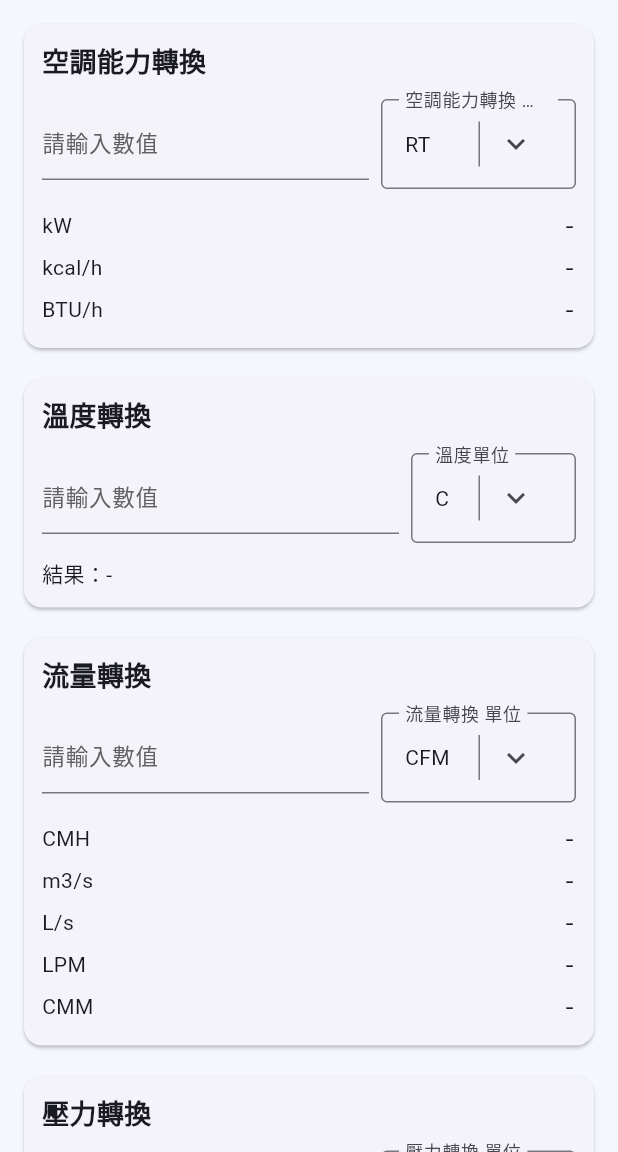
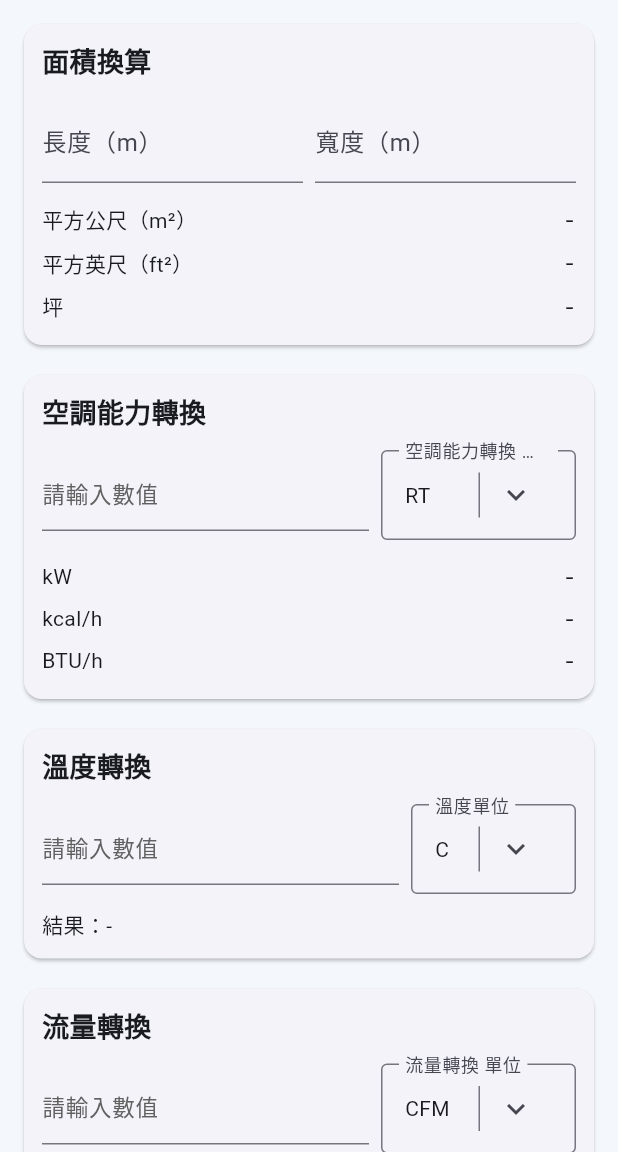
Before and after one commit to wuwu0102/hvac-unit-converter, a Flutter app: the screen it shows after launch, on a phone screen of 412 x 824 dp, the part 84-1236 px from its top. Run offline on Flutter 3.47's test engine with Material 3 defaults, Android fonts, the phone set to English and light mode, and no system bars.

Commit message:
Add area conversion card at top of homepage

```diff
--- a/lib/main.dart
+++ b/lib/main.dart
@@ -39,6 +39,9 @@ class _ConverterHomePageState extends State<ConverterHomePage> {
 
   final _tempController = TextEditingController();
   String _tempUnit = 'C';
+
+  final _areaLengthController = TextEditingController();
+  final _areaWidthController = TextEditingController();
 
   final _coolingCapacityController = TextEditingController();
   String _coolingCapacityUnit = 'RT';
@@ -154,6 +157,8 @@ class _ConverterHomePageState extends State<ConverterHomePage> {
     super.initState();
     for (final controller in [
       _tempController,
+      _areaLengthController,
+      _areaWidthController,
       _coolingCapacityController,
       _airflowController,
       _pressureController,
@@ -181,6 +186,8 @@ class _ConverterHomePageState extends State<ConverterHomePage> {
   void dispose() {
     for (final controller in [
       _tempController,
+      _areaLengthController,
+      _areaWidthController,
       _coolingCapacityController,
       _airflowController,
       _pressureController,
@@ -224,6 +231,11 @@ class _ConverterHomePageState extends State<ConverterHomePage> {
   String _formatNumber(double? value) {
     if (value == null || !value.isFinite) return '-';
     return value.toStringAsFixed(4);
+  }
+
+  String _formatNumber2(double? value) {
+    if (value == null || !value.isFinite) return '-';
+    return value.toStringAsFixed(2);
   }
 
   double _pipeAreaM2(PipeSize pipe) {
@@ -393,6 +405,35 @@ class _ConverterHomePageState extends State<ConverterHomePage> {
           ),
           const SizedBox(height: 10),
           Align(alignment: Alignment.centerLeft, child: Text('結果：$result')),
+        ],
+      ),
+    );
+  }
+
+  Widget _areaConverterCard() {
+    final lengthM = _parseAny(_areaLengthController.text);
+    final widthM = _parseAny(_areaWidthController.text);
+    final areaM2 = (lengthM == null || widthM == null) ? null : lengthM * widthM;
+    final areaFt2 = areaM2 == null ? null : areaM2 * 10.7639;
+    final areaPing = areaM2 == null ? null : areaM2 / 3.305785;
+
+    return _converterCard(
+      title: '面積換算',
+      child: Column(
+        children: [
+          Row(
+            children: [
+              Expanded(child: _numericField(_areaLengthController, label: '長度（m）', hint: '請輸入長度')),
+              const SizedBox(width: 8),
+              Expanded(child: _numericField(_areaWidthController, label: '寬度（m）', hint: '請輸入寬度')),
+            ],
+          ),
+          const SizedBox(height: 10),
+          _resultRows({
+            '平方公尺（m²）': _formatNumber2(areaM2),
+            '平方英尺（ft²）': _formatNumber2(areaFt2),
+            '坪': _formatNumber2(areaPing),
+          }),
         ],
       ),
     );
@@ -770,6 +811,7 @@ class _ConverterHomePageState extends State<ConverterHomePage> {
               spacing: 12,
               runSpacing: 12,
               children: [
+                SizedBox(width: (width - (columns - 1) * 12) / columns, child: _areaConverterCard()),
                 SizedBox(width: (width - (columns - 1) * 12) / columns, child: _coolingCapacityCard()),
                 SizedBox(width: (width - (columns - 1) * 12) / columns, child: _temperatureCard()),
                 SizedBox(
```
